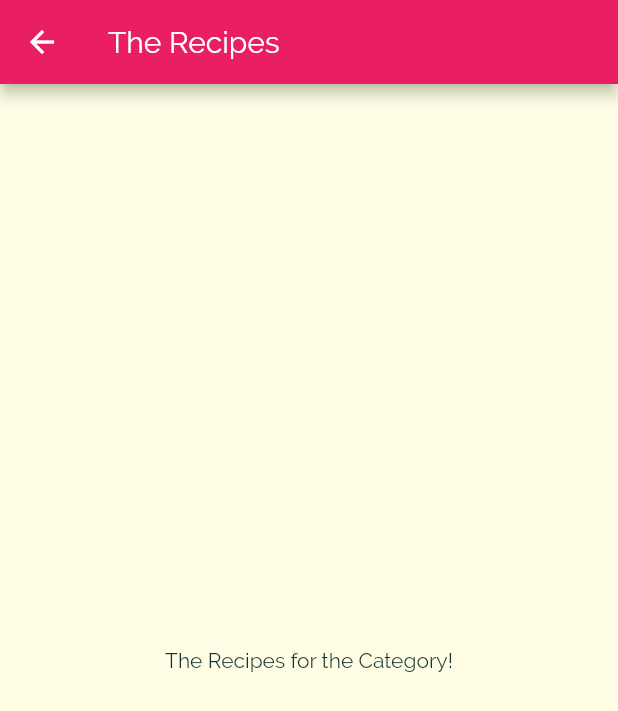
After one commit to allama008/MealsApplication, a Flutter app: the screen it shows after launch, after a tap on "Italian", on a phone screen of 412 x 824 dp. The commit adds this screen. Shown: the top 711 px of the screen. Run offline on Flutter 3.47's test engine with Material 2 defaults, Android fonts, the phone set to English and light mode, and no system bars.

Commit message:
L.165 Navigating to a New Page

```diff
--- a/lib/category_item.dart
+++ b/lib/category_item.dart
@@ -1,4 +1,5 @@
 import 'package:flutter/material.dart';
+import 'package:meals_application/category_meals_screen.dart';
 
 class CategoryItem extends StatelessWidget {
   final String title;
@@ -6,9 +7,19 @@ class CategoryItem extends StatelessWidget {
 
   CategoryItem(this.title, this.color);
 
+  void selectCategory(BuildContext ctx) {
+    Navigator.of(ctx).push(MaterialPageRoute(builder: (_) {
+      return CategoryMealsScreen();
+    }));
+  }
+
   @override
   Widget build(BuildContext context) {
-    return Container(
+    return InkWell(
+      onTap: () => selectCategory(context),
+      splashColor: Theme.of(context).primaryColor,
+      borderRadius: BorderRadius.circular(15),
+      child: Container(
         padding: const EdgeInsets.all(15),
         child: Text(
           title,
@@ -21,6 +32,7 @@ class CategoryItem extends StatelessWidget {
               end: Alignment.bottomRight,
             ),
             borderRadius: BorderRadius.circular(15)),
+      ),
     );
   }
 }
--- /dev/null
+++ b/lib/category_meals_screen.dart
@@ -0,0 +1,14 @@
+import 'package:flutter/material.dart';
+
+class CategoryMealsScreen extends StatelessWidget {
+  @override
+  Widget build(BuildContext context) {
+    return Scaffold(
+        appBar: AppBar(
+          title: Text('The Recipes'),
+        ),
+        body: Center(
+          child: Text('The Recipes for the Category!'),
+        ));
+  }
+}
```
Lines whose indentation alone changed are shown as unchanged.
